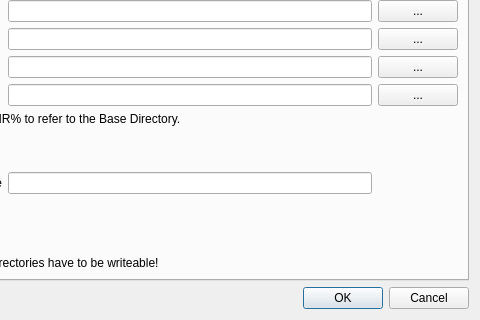
Before: the Qt Designer form modorganizer/src/settingsdialog.ui in Holt59/mo2-merge, drawn with Qt 5; both pictures show x 106 to 586 and y 142 to 462 of the 586 by 462 pixel window.
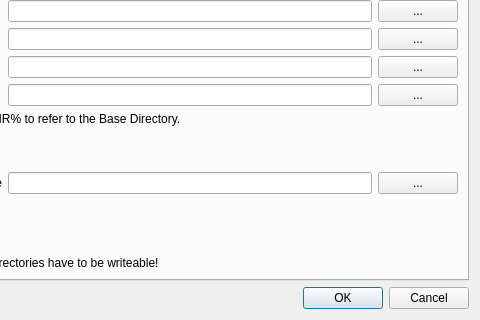
After: the same form once the commit is applied. The open tabs and pages were chosen to show the change. Icons and pictures are not drawn.

Commit message: [modorganizer] Add the ability to change the managed game directory

What changed in the file:
```diff
--- a/modorganizer/src/settingsdialog.ui
+++ b/modorganizer/src/settingsdialog.ui
@@ -386,6 +386,13 @@
            </property>
           </widget>
          </item>
+         <item row="11" column="2">
+          <widget class="QPushButton" name="browseGameDirBtn">
+           <property name="text">
+            <string>...</string>
+           </property>
+          </widget>
+         </item>
         </layout>
        </item>
        <item>
```
The commit also changes 5 other files.
